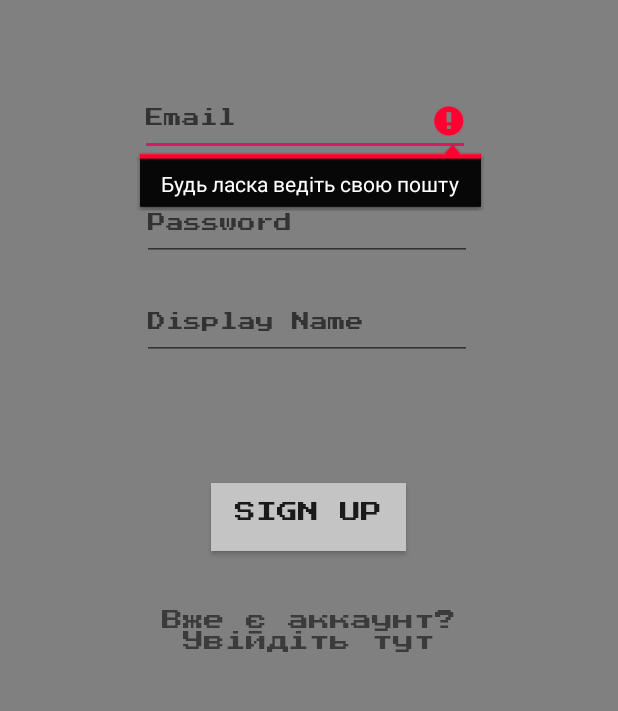
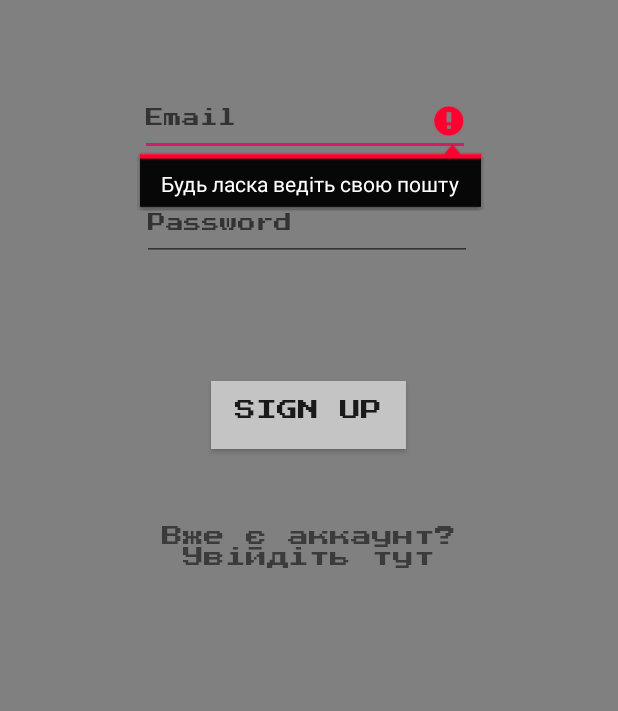
Before and after one commit to MaximStarykh/Pismo, an Android app: the screen it shows after launch (RegActivity), after a tap on "SIGN UP", on a phone screen of 412 x 824 dp, the part 503-1214 px from its top. Run offline under Robolectric (Android 15) with nearby library versions, the phone set to English and light mode, and no system bars; our stand-ins replace Firebase (no records; nobody signed in at launch, a user with empty details on screens opened directly).

Commit message:
small changes

```diff
--- a/app/src/main/java/maximstarykh/github/io/InfoActivity.java
+++ b/app/src/main/java/maximstarykh/github/io/InfoActivity.java
@@ -15,10 +15,7 @@ public class InfoActivity extends AppCompatActivity {
         super.onCreate(savedInstanceState);
         setContentView(R.layout.info_page);
 
-
-
         backToChat = (Button) findViewById(R.id.back_to_chat);
-
 
         backToChat.setOnClickListener(new View.OnClickListener() {
             @Override
--- a/app/src/main/java/maximstarykh/github/io/Message.java
+++ b/app/src/main/java/maximstarykh/github/io/Message.java
@@ -7,7 +7,8 @@ public class Message {
     public String textMessage;
     public long messageTime;
 
-    public Message() {}
+    public Message() {
+    }
 
     public String getUserName() {
         return userName;
@@ -29,7 +30,6 @@ public class Message {
         return messageTime;
     }
 
-
     public void setMessageTime(long messageTime) {
         this.messageTime = messageTime;
     }
@@ -40,6 +40,5 @@ public class Message {
 
         this.messageTime = new Date().getTime();
 
-
     }
 }
--- a/app/src/main/java/maximstarykh/github/io/RegActivity.java
+++ b/app/src/main/java/maximstarykh/github/io/RegActivity.java
@@ -1,5 +1,4 @@
 package maximstarykh.github.io;
-
 
 import android.content.Intent;
 //import android.support.annotation.NonNull;
@@ -19,7 +18,7 @@ import com.google.firebase.auth.AuthResult;
 import com.google.firebase.auth.FirebaseAuth;
 
 public class RegActivity extends AppCompatActivity {
-    EditText emailId, password, userName;
+    EditText emailId, password;
     Button btnSignUp;
     TextView tvSignIn;
     FirebaseAuth mFirebaseAuth;
@@ -28,54 +27,45 @@ public class RegActivity extends AppCompatActivity {
     protected void onCreate(Bundle savedInstanceState) {
         super.onCreate(savedInstanceState);
 
-        if(FirebaseAuth.getInstance().getCurrentUser() == null) { // юезр не авторизований
-
-
+        if (FirebaseAuth.getInstance().getCurrentUser() == null) { // юезр не авторизований
 
             setContentView(R.layout.activity_reg);
 
             mFirebaseAuth = FirebaseAuth.getInstance();
             emailId = findViewById(R.id.editText);
             password = findViewById(R.id.editText2);
-        userName = findViewById(R.id.editText3);
             btnSignUp = findViewById(R.id.button2);
             tvSignIn = findViewById(R.id.textView);
+
             btnSignUp.setOnClickListener(new View.OnClickListener() {
                 @Override
                 public void onClick(View v) {
                     String email = emailId.getText().toString();
                     String pwd = password.getText().toString();
-                String uName = userName.getText().toString();
-                if(email.isEmpty()){
+                    if (email.isEmpty()) {
                         emailId.setError("Будь ласка ведіть свою пошту");
                         emailId.requestFocus();
-                }
-                else  if(pwd.isEmpty()){
+                    } else if (pwd.isEmpty()) {
                         password.setError("Будь ласка ведіть свій пароль");
                         password.requestFocus();
                     }
-              /*  else  if(uName.isEmpty()){
-                    password.setError("Please enter your Display Name");
-                    password.requestFocus();
-                } */
-                else  if(email.isEmpty() && pwd.isEmpty()){ // && uName.isEmpty()){
-                    Toast.makeText(RegActivity.this,"Поля пусті!",Toast.LENGTH_SHORT).show();
-                }
-                else  if(!(email.isEmpty() && pwd.isEmpty())){ // && uName.isEmpty())){
-                    mFirebaseAuth.createUserWithEmailAndPassword(email, pwd).addOnCompleteListener(RegActivity.this, new OnCompleteListener<AuthResult>() {
+                    else if (email.isEmpty() && pwd.isEmpty()) {
+                        Toast.makeText(RegActivity.this, "Поля пусті!", Toast.LENGTH_SHORT).show();
+                    } else if (!(email.isEmpty() && pwd.isEmpty())) {
+                        mFirebaseAuth.createUserWithEmailAndPassword(email, pwd).addOnCompleteListener(RegActivity.this,
+                                new OnCompleteListener<AuthResult>() {
                                     @Override
                                     public void onComplete(@NonNull Task<AuthResult> task) {
-                            if(!task.isSuccessful()){
-                                Toast.makeText(RegActivity.this,"Щось пішло не так, спробуйте пізніше",Toast.LENGTH_SHORT).show();
-                            }
-                            else {
-                                startActivity(new Intent(RegActivity.this,HomeActivity.class));
+                                        if (!task.isSuccessful()) {
+                                            Toast.makeText(RegActivity.this, "Щось пішло не так, спробуйте пізніше",
+                                                    Toast.LENGTH_SHORT).show();
+                                        } else {
+                                            startActivity(new Intent(RegActivity.this, HomeActivity.class));
                                         }
                                     }
                                 });
-                }
-                else{
-                    Toast.makeText(RegActivity.this,"Помилка!",Toast.LENGTH_SHORT).show();
+                    } else {
+                        Toast.makeText(RegActivity.this, "Помилка!", Toast.LENGTH_SHORT).show();
 
                     }
                 }
@@ -84,15 +74,14 @@ public class RegActivity extends AppCompatActivity {
             tvSignIn.setOnClickListener(new View.OnClickListener() {
                 @Override
                 public void onClick(View v) {
-                Intent i = new Intent(RegActivity.this,LoginActivity.class);
+                    Intent i = new Intent(RegActivity.this, LoginActivity.class);
                     startActivity(i);
                 }
             });
 
-
-    }
-        else {
-            Intent inte = new Intent(RegActivity.this,HomeActivity.class);
+        } else {
+            Intent inte = new Intent(RegActivity.this, HomeActivity.class);
             startActivity(inte);
         }
-} }
+    }
+}
--- a/app/src/main/res/layout/activity_login.xml
+++ b/app/src/main/res/layout/activity_login.xml
@@ -40,8 +40,8 @@
 
     <TextView
         android:id="@+id/textView"
-        android:layout_width="252dp"
-        android:layout_height="37dp"
+        android:layout_width="253dp"
+        android:layout_height="45dp"
         android:layout_marginStart="163dp"
         android:layout_marginEnd="163dp"
         android:layout_marginBottom="84dp"
--- a/app/src/main/res/layout/activity_reg.xml
+++ b/app/src/main/res/layout/activity_reg.xml
@@ -26,7 +26,7 @@
         android:layout_height="30dp"
         android:layout_marginStart="163dp"
         android:layout_marginEnd="163dp"
-        android:layout_marginBottom="52dp"
+        android:layout_marginBottom="108dp"
         android:fontFamily="@font/press_start_2p"
         android:text="Вже є аккаунт? Увійдіть тут"
         android:textAlignment="center"
@@ -76,32 +76,12 @@
         app:layout_constraintTop_toBottomOf="@+id/editText"
         app:layout_constraintVertical_bias="0.052" />
 
-    <EditText
-        android:id="@+id/editText3"
-        android:layout_width="220dp"
-        android:layout_height="45dp"
-        android:layout_marginStart="85dp"
-        android:layout_marginTop="8dp"
-        android:layout_marginEnd="85dp"
-        android:layout_marginBottom="8dp"
-        android:ems="10"
-        android:fontFamily="@font/press_start_2p"
-        android:hint="Display Name"
-        android:inputType="textPersonName"
-        android:textColor="#fff"
-        android:textSize="12sp"
-        app:layout_constraintBottom_toBottomOf="parent"
-        app:layout_constraintEnd_toEndOf="parent"
-        app:layout_constraintHorizontal_bias="0.428"
-        app:layout_constraintStart_toStartOf="parent"
-        app:layout_constraintTop_toBottomOf="@+id/editText2"
-        app:layout_constraintVertical_bias="0.051" />
-
     <Button
         android:id="@+id/button2"
         android:layout_width="130dp"
         android:layout_height="45dp"
         android:layout_marginStart="8dp"
+        android:layout_marginTop="8dp"
         android:layout_marginEnd="8dp"
         android:layout_marginBottom="8dp"
         android:background="#c4c4c4"
@@ -111,8 +91,8 @@
         app:layout_constraintEnd_toEndOf="parent"
         app:layout_constraintHorizontal_bias="0.498"
         app:layout_constraintStart_toStartOf="parent"
-        app:layout_constraintTop_toTopOf="parent"
-        app:layout_constraintVertical_bias="0.951" />
+        app:layout_constraintTop_toBottomOf="@+id/editText2"
+        app:layout_constraintVertical_bias="0.625" />
 
 
 </androidx.constraintlayout.widget.ConstraintLayout>
--- a/app/src/main/res/mipmap-anydpi-v26/ic_launcher.xml
+++ /dev/null
@@ -1,5 +0,0 @@
-<?xml version="1.0" encoding="utf-8"?>
-<adaptive-icon xmlns:android="http://schemas.android.com/apk/res/android">
-    <background android:drawable="@drawable/ic_launcher_background" />
-    <foreground android:drawable="@drawable/ic_launcher_foreground" />
-</adaptive-icon>
```
Also changed, not shown: app/src/main/java/maximstarykh/github/io/HomeActivity.java (+23 -45 lines), app/src/main/java/maximstarykh/github/io/LoginActivity.java (+18 -22 lines), app/src/main/res/layout/info_page.xml (+17 -17 lines), app/src/main/res/layout/list_item.xml (+31 -29 lines), app/src/main/res/mipmap-hdpi/ic_launcher.png (deleted), app/src/main/res/mipmap-mdpi/dev_big.png (deleted), app/src/main/res/mipmap-mdpi/ic_launcher.png (deleted), app/src/main/res/mipmap-xhdpi/ic_launcher.png (deleted), app/src/main/res/mipmap-xxhdpi/ic_launcher.png (deleted), app/src/main/res/mipmap-xxxhdpi/ic_launcher.png (deleted), 1 other file. Lines whose indentation alone changed are shown as unchanged.
